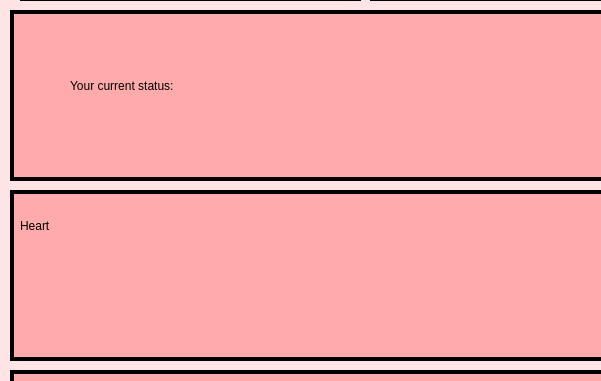
NaryanSambhi/CSCN72030---Sec3---Group2, file UI/PHS_homepage.ui: the form before one commit; both pictures show x 0 to 601 and y 510 to 891 of the 720 by 1244 pixel window.
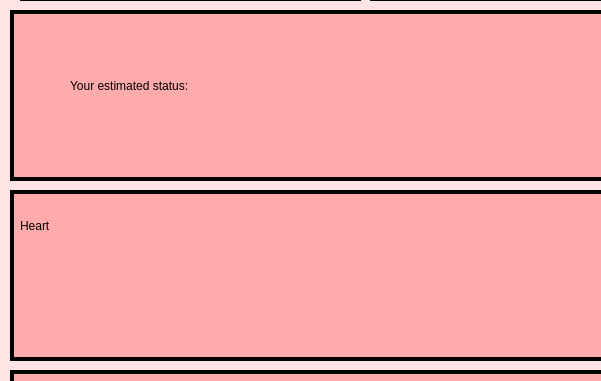
The form after the commit. Icons and pictures are not drawn.

Diff of the .ui file:
```diff
--- a/UI/PHS_homepage.ui
+++ b/UI/PHS_homepage.ui
@@ -304,7 +304,7 @@
 </string>
       </property>
       <property name="text">
-       <string>Your current status:</string>
+       <string>Your estimated status:</string>
       </property>
      </widget>
     </widget>
@@ -364,10 +364,10 @@
      <widget class="QLabel" name="DISPLAY_HEART">
       <property name="geometry">
        <rect>
-        <x>60</x>
+        <x>20</x>
         <y>70</y>
-        <width>401</width>
-        <height>61</height>
+        <width>201</width>
+        <height>31</height>
        </rect>
       </property>
       <property name="styleSheet">
```
Left out of the diff: 51 changed lines with no effect on the pictures.
